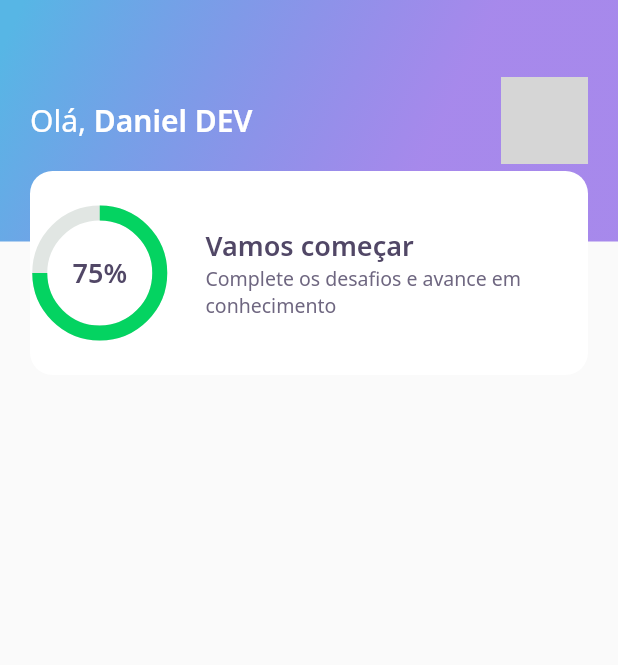
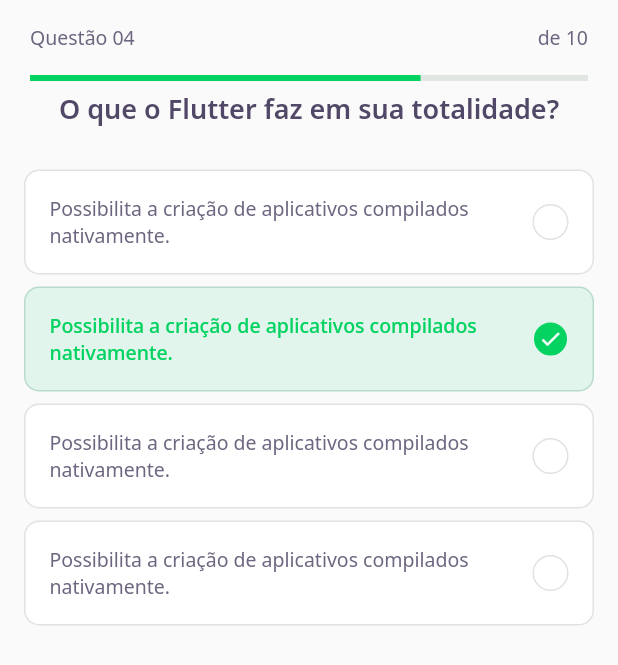
Before and after one commit to Daniels887/dev_quiz, a Flutter app: the screen it shows after launch, on a phone screen of 412 x 824 dp. Shown: the top 665 px of the screen. Run offline on Flutter 3.47's test engine with Material 2 defaults, Android fonts, the phone set to English and light mode, and no system bars; our stand-ins replace google_fonts; grey boxes are pictures that could not be loaded.

Commit message:
feat: finish class 2 NLW

```diff
--- /dev/null
+++ b/lib/challenge/challenge_page.dart
@@ -0,0 +1,24 @@
+import 'package:dev_quiz/challenge/widgets/question_indicator/question_indicator_widger.dart';
+import 'package:dev_quiz/challenge/widgets/quiz/quiz_widget.dart';
+import 'package:dev_quiz/home/widgets/quiz_card/quiz_card.widget.dart';
+import 'package:flutter/material.dart';
+
+class ChallengePage extends StatefulWidget {
+  @override
+  _ChallengePageState createState() => _ChallengePageState();
+}
+
+class _ChallengePageState extends State<ChallengePage> {
+  @override
+  Widget build(BuildContext context) {
+    return Scaffold(
+      appBar: PreferredSize(
+          preferredSize: Size.fromHeight(60),
+          child: SafeArea(
+            top: true,
+            child: QuestionIndicatorWidget(),
+          )),
+      body: QuizWidget(title: "O que o Flutter faz em sua totalidade?"),
+    );
+  }
+}
--- /dev/null
+++ b/lib/challenge/widgets/answer/answer_widget.dart
@@ -0,0 +1,80 @@
+import 'package:dev_quiz/core/core.dart';
+import 'package:flutter/material.dart';
+
+class AnswerWidget extends StatelessWidget {
+  final String title;
+  final bool isRight;
+  final bool isSelected;
+
+  const AnswerWidget({
+    Key? key,
+    required this.title,
+    this.isRight = false,
+    this.isSelected = false,
+  }) : super(key: key);
+
+  Color get _selectedColorRight =>
+      isRight ? AppColors.darkGreen : AppColors.darkRed;
+
+  Color get _selectedBorderRight =>
+      isRight ? AppColors.lightGreen : AppColors.lightRed;
+
+  Color get _selectedColorCardRight =>
+      isRight ? AppColors.lightGreen : AppColors.lightRed;
+
+  Color get _selectedBorderCardRight =>
+      isRight ? AppColors.green : AppColors.red;
+
+  TextStyle get _selectedTextStyleRight =>
+      isRight ? AppTextStyles.bodyDarkGreen : AppTextStyles.bodyDarkRed;
+
+  IconData get _selectedIconRight => isRight ? Icons.check : Icons.close;
+
+  @override
+  Widget build(BuildContext context) {
+    return Padding(
+      padding: const EdgeInsets.symmetric(horizontal: 16, vertical: 4),
+      child: Container(
+        padding: EdgeInsets.all(16),
+        decoration: BoxDecoration(
+            color: isSelected ? _selectedColorCardRight : AppColors.white,
+            borderRadius: BorderRadius.circular(10),
+            border: Border.fromBorderSide(BorderSide(
+              color: isSelected ? _selectedBorderCardRight : AppColors.border,
+            ))),
+        child: Row(
+          mainAxisAlignment: MainAxisAlignment.spaceBetween,
+          children: [
+            Expanded(
+              child: Text(
+                title,
+                style:
+                    isSelected ? _selectedTextStyleRight : AppTextStyles.body,
+              ),
+            ),
+            Container(
+              width: 24,
+              height: 24,
+              decoration: BoxDecoration(
+                  color: isSelected ? _selectedColorRight : AppColors.white,
+                  borderRadius: BorderRadius.circular(500),
+                  border: Border.fromBorderSide(
+                    BorderSide(
+                      color:
+                          isSelected ? _selectedBorderRight : AppColors.border,
+                    ),
+                  )),
+              child: isSelected
+                  ? Icon(
+                      _selectedIconRight,
+                      color: AppColors.white,
+                      size: 16,
+                    )
+                  : null,
+            )
+          ],
+        ),
+      ),
+    );
+  }
+}
--- /dev/null
+++ b/lib/challenge/widgets/question_indicator/question_indicator_widger.dart
@@ -0,0 +1,26 @@
+import 'package:dev_quiz/core/app_text_styles.dart';
+import 'package:dev_quiz/shared/widgets/progress_indicator/progress_indicator_widget.dart';
+import 'package:flutter/material.dart';
+
+class QuestionIndicatorWidget extends StatelessWidget {
+  @override
+  Widget build(BuildContext context) {
+    return Container(
+      padding: const EdgeInsets.symmetric(horizontal: 20.0),
+      child: Column(
+        children: [
+          SizedBox(height: 16),
+          Row(
+            mainAxisAlignment: MainAxisAlignment.spaceBetween,
+            children: [
+              Text('Questão 04', style: AppTextStyles.body),
+              Text('de 10', style: AppTextStyles.body),
+            ],
+          ),
+          SizedBox(height: 16),
+          ProgressIndicatorWidget(value: 0.7)
+        ],
+      ),
+    );
+  }
+}
--- /dev/null
+++ b/lib/challenge/widgets/quiz/quiz_widget.dart
@@ -0,0 +1,33 @@
+import 'package:dev_quiz/challenge/widgets/answer/answer_widget.dart';
+import 'package:dev_quiz/core/app_text_styles.dart';
+import 'package:flutter/material.dart';
+
+class QuizWidget extends StatelessWidget {
+  final String title;
+
+  const QuizWidget({Key? key, required this.title}) : super(key: key);
+
+  @override
+  Widget build(BuildContext context) {
+    return Column(
+      children: [
+        Text(title, style: AppTextStyles.heading),
+        SizedBox(height: 24),
+        AnswerWidget(
+            title:
+                'Possibilita a criação de aplicativos compilados nativamente.'),
+        AnswerWidget(
+            isRight: true,
+            isSelected: true,
+            title:
+                'Possibilita a criação de aplicativos compilados nativamente.'),
+        AnswerWidget(
+            title:
+                'Possibilita a criação de aplicativos compilados nativamente.'),
+        AnswerWidget(
+            title:
+                'Possibilita a criação de aplicativos compilados nativamente.'),
+      ],
+    );
+  }
+}
--- a/lib/core/app_widget.dart
+++ b/lib/core/app_widget.dart
@@ -1,5 +1,6 @@
-import 'package:dev_quiz/home/home_page.dart';
-import 'package:dev_quiz/splash/splash_page.dart';
+import 'package:dev_quiz/challenge/challenge_page.dart';
+// import 'package:dev_quiz/home/home_page.dart';
+// import 'package:dev_quiz/splash/splash_page.dart';
 import 'package:flutter/material.dart';
 
 class AppWidget extends StatelessWidget {
@@ -7,7 +8,7 @@ class AppWidget extends StatelessWidget {
   Widget build(BuildContext context) {
     return MaterialApp(
       title: "DevQuiz",
-      home: HomePage(),
+      home: ChallengePage(),
     );
   }
 }
--- a/lib/home/widgets/score_card/score_card_widget.dart
+++ b/lib/home/widgets/score_card/score_card_widget.dart
@@ -14,6 +14,8 @@ class ScoreCardWidget extends StatelessWidget {
           color: AppColors.white,
           borderRadius: BorderRadius.circular(15),
         ),
+        child: Padding(
+          padding: const EdgeInsets.symmetric(horizontal: 24),
           child: Row(
             crossAxisAlignment: CrossAxisAlignment.center,
             children: [
@@ -36,6 +38,7 @@ class ScoreCardWidget extends StatelessWidget {
             ],
           ),
         ),
+      ),
     );
   }
 }
--- /dev/null
+++ b/lib/shared/widgets/progress_indicator/progress_indicator_widget.dart
@@ -0,0 +1,18 @@
+import 'package:dev_quiz/core/app_colors.dart';
+import 'package:flutter/material.dart';
+
+class ProgressIndicatorWidget extends StatelessWidget {
+  final double value;
+
+  const ProgressIndicatorWidget({Key? key, required this.value})
+      : super(key: key);
+
+  @override
+  Widget build(BuildContext context) {
+    return LinearProgressIndicator(
+      value: value,
+      backgroundColor: AppColors.chartSecondary,
+      valueColor: AlwaysStoppedAnimation<Color>(AppColors.chartPrimary),
+    );
+  }
+}
```
Also changed, not shown: lib/home/home_page.dart (+44 -2 lines), lib/home/widgets/level_button/level_button_widget.dart (added, +53 -0 lines), lib/home/widgets/quiz_card/quiz_card.widget.dart (added, +35 -0 lines). Lines whose indentation alone changed are shown as unchanged.
